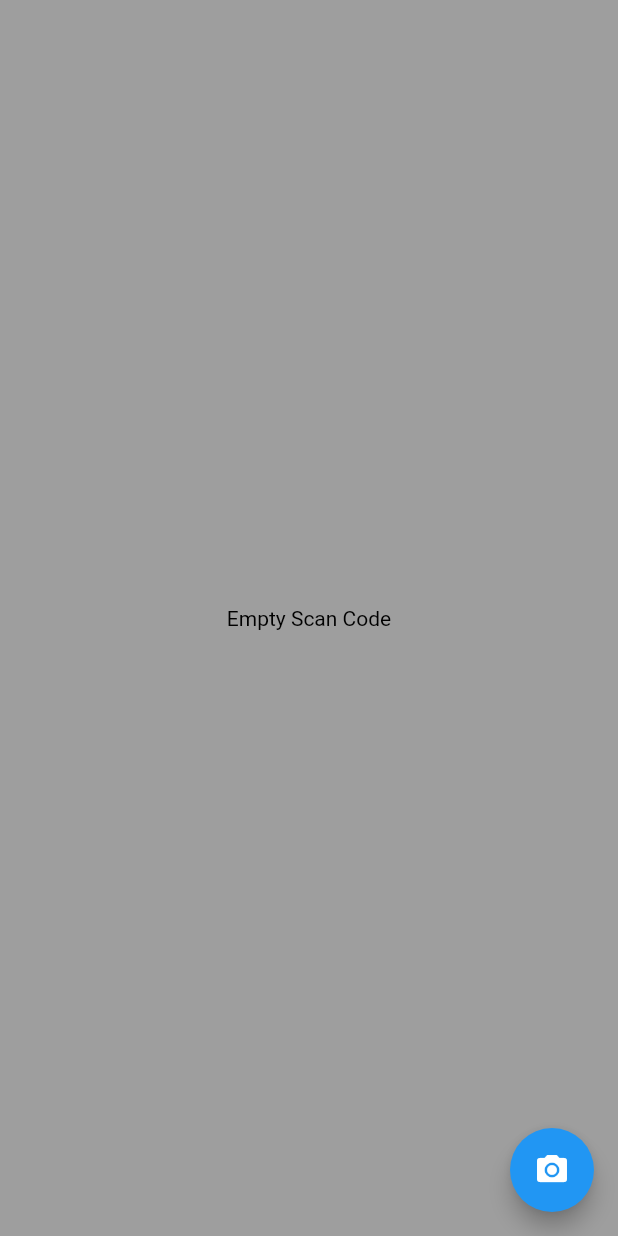
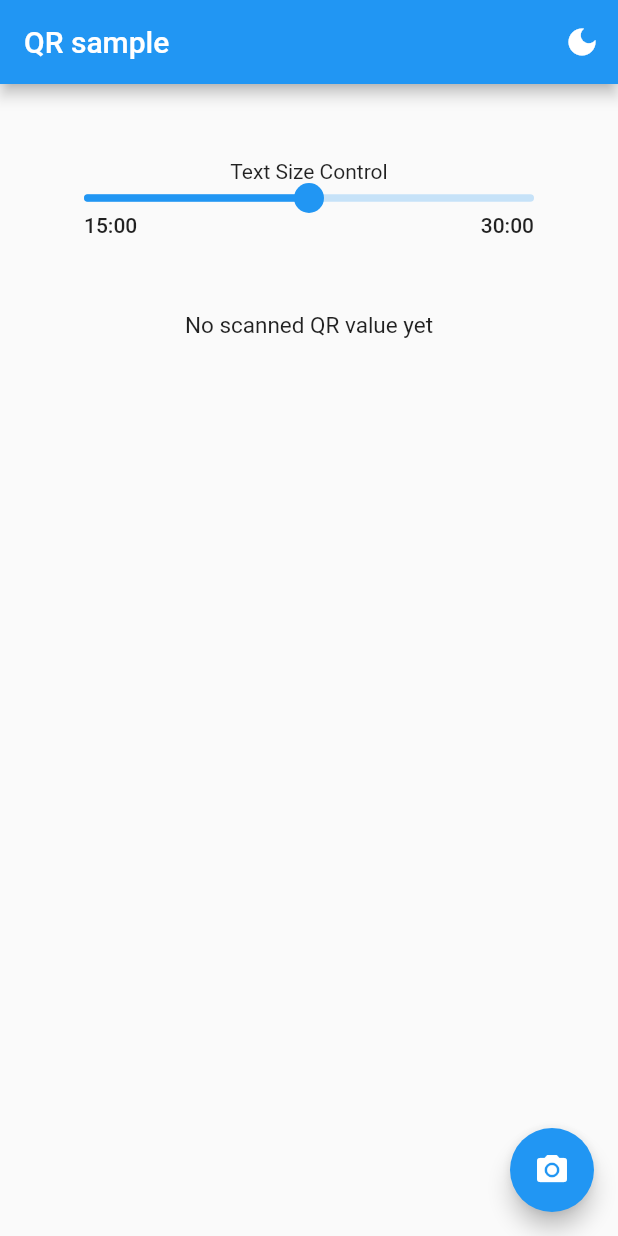
Before and after one commit to jin-vita/my-qr, a Flutter app: the screen it shows after launch, on a phone screen of 412 x 824 dp. Run offline on Flutter 3.47's test engine with Material 2 defaults, Android fonts, the light colour scheme and no system bars; drawn by our look-alikes of audio_video_progress_bar; our stand-ins replace permission_handler; missing offline and left inert: qrscan.

Commit message:
dark mode, font size control

```diff
--- a/lib/main.dart
+++ b/lib/main.dart
@@ -1,6 +1,11 @@
+import 'package:audio_video_progress_bar/audio_video_progress_bar.dart';
 import 'package:flutter/material.dart';
+import 'package:permission_handler/permission_handler.dart';
 import 'package:qrscan/qrscan.dart';
 
+// flutter pub add qrscan
+// flutter pub add permission_handler
+// flutter pub add audio_video_progress_bar
 void main() {
   runApp(const MyApp());
 }
@@ -13,17 +18,59 @@ class MyApp extends StatefulWidget {
 }
 
 class _MyAppState extends State<MyApp> {
-  String _output = "Empty Scan Code";
+  String _output = "No scanned QR value yet";
+  int mySize = 15;
+  static final ValueNotifier<ThemeMode> themeNotifier = ValueNotifier(ThemeMode.light);
+
   @override
   Widget build(BuildContext context) {
+    return ValueListenableBuilder<ThemeMode>(
+      valueListenable: themeNotifier,
+      builder: (_, ThemeMode currentMode, __) {
         return MaterialApp(
           title: 'Flutter Demo',
+          darkTheme: ThemeData.dark(),
+          themeMode: currentMode,
           home: Scaffold(
-        backgroundColor: Colors.grey,
+            appBar: AppBar(
+              title: const Text('QR sample'),
+              actions: [
+                IconButton(
+                  onPressed: () {
+                    themeNotifier.value =
+                        themeNotifier.value == ThemeMode.light ? ThemeMode.dark : ThemeMode.light;
+                  },
+                  icon: Icon(
+                    themeNotifier.value == ThemeMode.light ? Icons.dark_mode : Icons.light_mode,
+                  ),
+                ),
+              ],
+            ),
             body: Builder(
               builder: (context) {
-            return Center(
-              child: Text(_output, style: TextStyle(color: Colors.black),),
+                return Column(
+                  children: [
+                    const SizedBox(height: 50),
+                    const Text('Text Size Control'),
+                    SizedBox(
+                      width: 300,
+                      child: ProgressBar(
+                        progress: Duration(minutes: mySize),
+                        total: const Duration(minutes: 30),
+                        onSeek: (percent) {
+                          setState(() {
+                            mySize = percent.inMinutes;
+                          });
+                        },
+                      ),
+                    ),
+                    const SizedBox(height: 50),
+                    Center(
+                        child: Text(
+                      _output,
+                      style: TextStyle(fontSize: mySize.toDouble()),
+                    )),
+                  ],
                 );
               },
             ),
@@ -34,9 +81,12 @@ class _MyAppState extends State<MyApp> {
             ),
           ),
         );
+      },
+    );
   }
 
   Future _scan() async {
+    await Permission.camera.request();
     String? barcode = await scan();
     setState(() {
       _output = barcode!;
--- a/pubspec.yaml
+++ b/pubspec.yaml
@@ -36,6 +36,8 @@ dependencies:
   # Use with the CupertinoIcons class for iOS style icons.
   cupertino_icons: ^1.0.2
   qrscan: ^0.3.3
+  audio_video_progress_bar: ^1.0.1
+  permission_handler: ^10.2.0
 
 dev_dependencies:
   flutter_test:
```
Also changed, not shown: pubspec.lock, 2 other files. Lines whose indentation alone changed are shown as unchanged.
